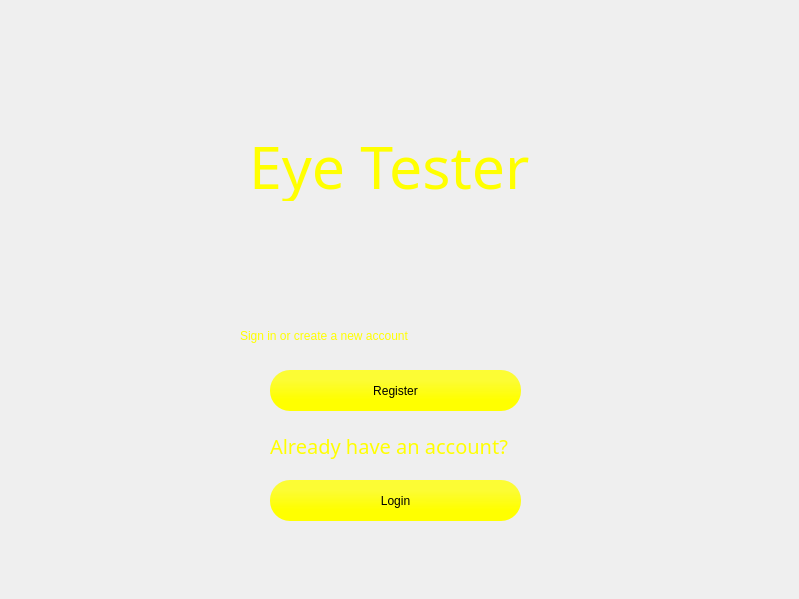
Qt form mainwindow.ui (PetreRaul/EyeTester) before a commit.
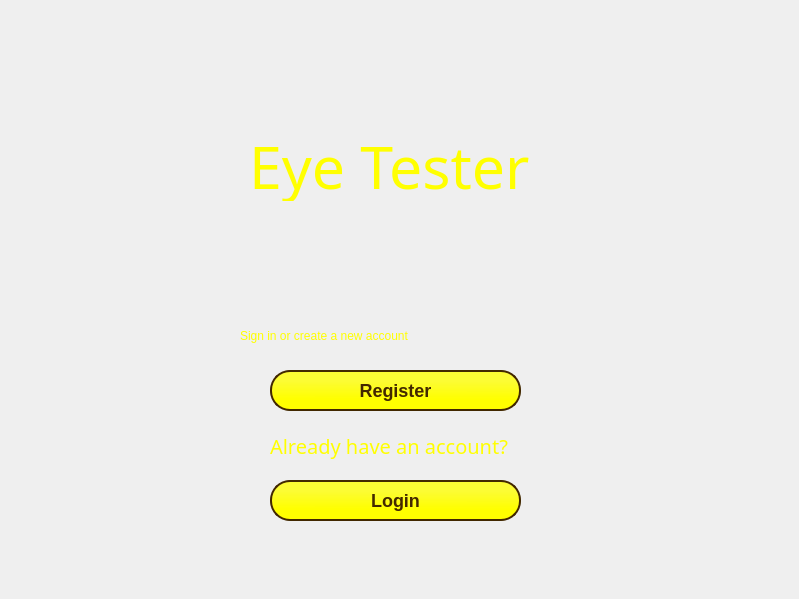
The same form after that commit. Icons and pictures are not drawn.

```diff
--- a/mainwindow.ui
+++ b/mainwindow.ui
@@ -81,11 +81,34 @@
      </rect>
     </property>
     <property name="styleSheet">
-     <string notr="true">border-radius:20px;
-background-color: rgba(193, 22, 99, 200);
-font: 87 14pt &quot;Segoe UI Black&quot;;
-background-color: qlineargradient(spread:pad, x1:0.506, y1:0.261, x2:0.500051, y2:1, stop:0 rgba(255, 255, 0, 200), stop:0.619318 rgba(255, 255, 0, 255));
-color:black</string>
+     <string notr="true">QPushButton {
+ background-color: qlineargradient(spread:pad, x1:0.506, y1:0.261, x2:0.500051, y2:1, stop:0 rgba(255, 255, 0, 200), stop:0.619318 rgba(255, 255, 0, 255));
+  border: 2px solid #422800;
+  border-radius: 20px;
+  box-shadow: #422800 4px 4px 0 0;
+  color: #422800;
+  cursor: pointer;
+  display: inline-block;
+  font-weight: 600;
+  font-size: 18px;
+  padding: 0 18px;
+  line-height: 50px;
+  text-align: center;
+  text-decoration: none;
+  user-select: none;
+  -webkit-user-select: none;
+  touch-action: manipulation;
+}
+
+QPushButton:hover {
+  background-color: #fff;
+}
+
+QPushButton:active {
+  box-shadow: #422800 2px 2px 0 0;
+  transform: translate(2px, 2px);
+}
+</string>
     </property>
     <property name="text">
      <string>Login</string>
@@ -101,11 +124,34 @@
      </rect>
     </property>
     <property name="styleSheet">
-     <string notr="true">border-radius:20px;
-background-color: rgba(193, 22, 99, 200);
-font: 87 14pt &quot;Segoe UI Black&quot;;
-background-color: qlineargradient(spread:pad, x1:0.506, y1:0.261, x2:0.500051, y2:1, stop:0 rgba(255, 255, 0, 200), stop:0.619318 rgba(255, 255, 0, 255));
-color:black</string>
+     <string notr="true">QPushButton {
+ background-color: qlineargradient(spread:pad, x1:0.506, y1:0.261, x2:0.500051, y2:1, stop:0 rgba(255, 255, 0, 200), stop:0.619318 rgba(255, 255, 0, 255));
+  border: 2px solid #422800;
+  border-radius: 20px;
+  box-shadow: #422800 4px 4px 0 0;
+  color: #422800;
+  cursor: pointer;
+  display: inline-block;
+  font-weight: 600;
+  font-size: 18px;
+  padding: 0 18px;
+  line-height: 50px;
+  text-align: center;
+  text-decoration: none;
+  user-select: none;
+  -webkit-user-select: none;
+  touch-action: manipulation;
+}
+
+QPushButton:hover {
+  background-color: #fff;
+}
+
+QPushButton:active {
+  box-shadow: #422800 2px 2px 0 0;
+  transform: translate(2px, 2px);
+}
+</string>
     </property>
     <property name="text">
      <string>Register</string>
```
